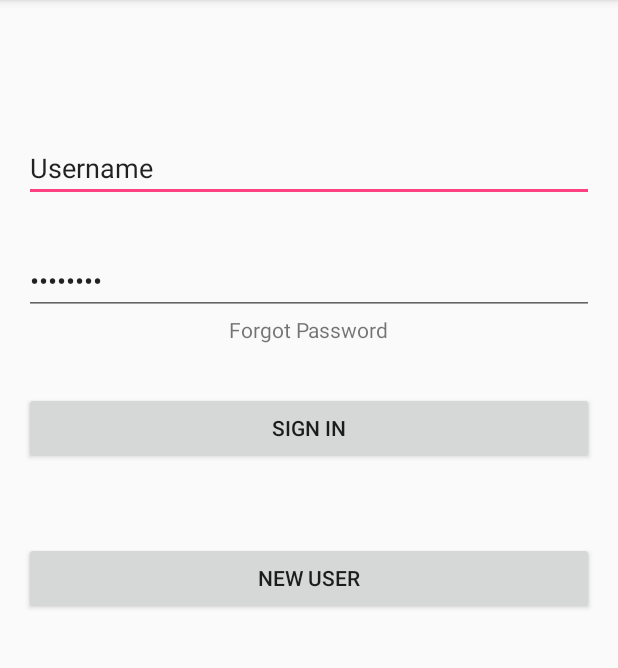
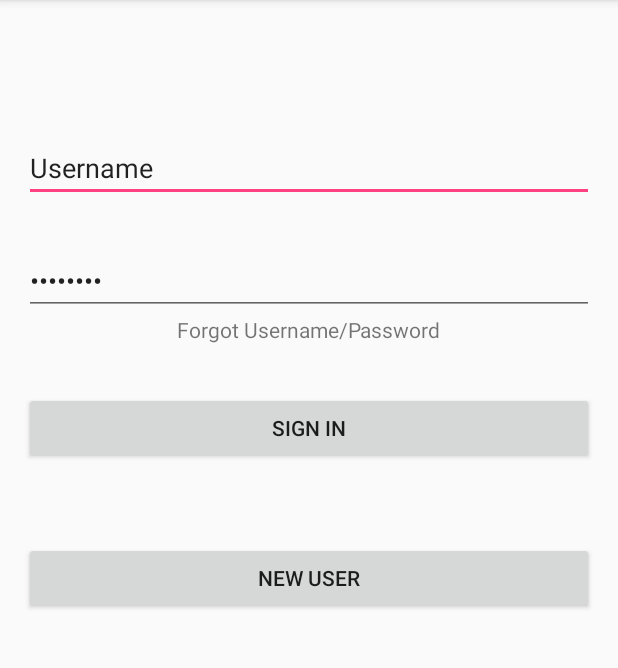
Before and after one commit to mrlennix/AFA, an Android app: the LoginActivity screen opened directly, with no data from a screen before it, on a phone screen of 412 x 824 dp, the part 84-752 px from its top. Run offline under Robolectric (Android 15) with nearby library versions, the phone set to English and light mode, and no system bars.

Commit message:
username/password

```diff
--- a/AbstractFood/app/src/main/res/layout/activity_login.xml
+++ b/AbstractFood/app/src/main/res/layout/activity_login.xml
@@ -69,7 +69,7 @@
     <TextView
         android:layout_width="wrap_content"
         android:layout_height="wrap_content"
-        android:text="Forgot Password"
+        android:text="Forgot Username/Password"
         android:id="@+id/textView2"
         android:linksClickable="true"
         android:layout_below="@+id/editText2"
```
